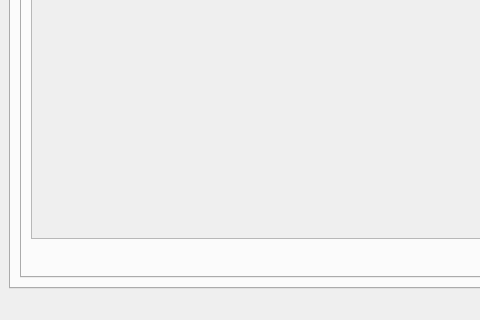
Before: the Qt Designer form sam/src/main.ui in KDE/simon, drawn with Qt 5; both pictures show x 0 to 480 and y 431 to 751 of the 940 by 751 pixel window.
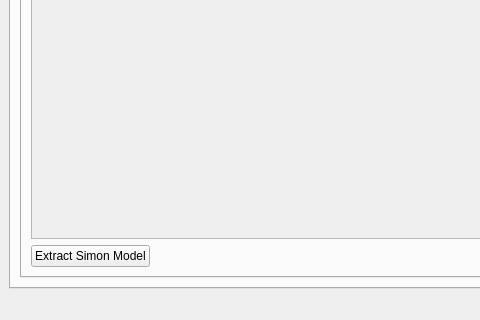
After: the same form once the commit is applied. The open tabs and pages were chosen to show the change. Custom widgets are drawn as their Qt base class.

Commit message: Adding option to SAM to extract SBMs for model tests

The edit to the form file:
```diff
--- a/sam/src/main.ui
+++ b/sam/src/main.ui
@@ -367,6 +367,13 @@
             </item>
             <item>
              <layout class="QHBoxLayout" name="horizontalLayout_8">
+              <item>
+               <widget class="KPushButton" name="pbExtractSimonModel">
+                <property name="text">
+                 <string>Extract Simon Model</string>
+                </property>
+               </widget>
+              </item>
               <item>
                <spacer name="horizontalSpacer">
                 <property name="orientation">
```
The commit also changes 3 other files.
